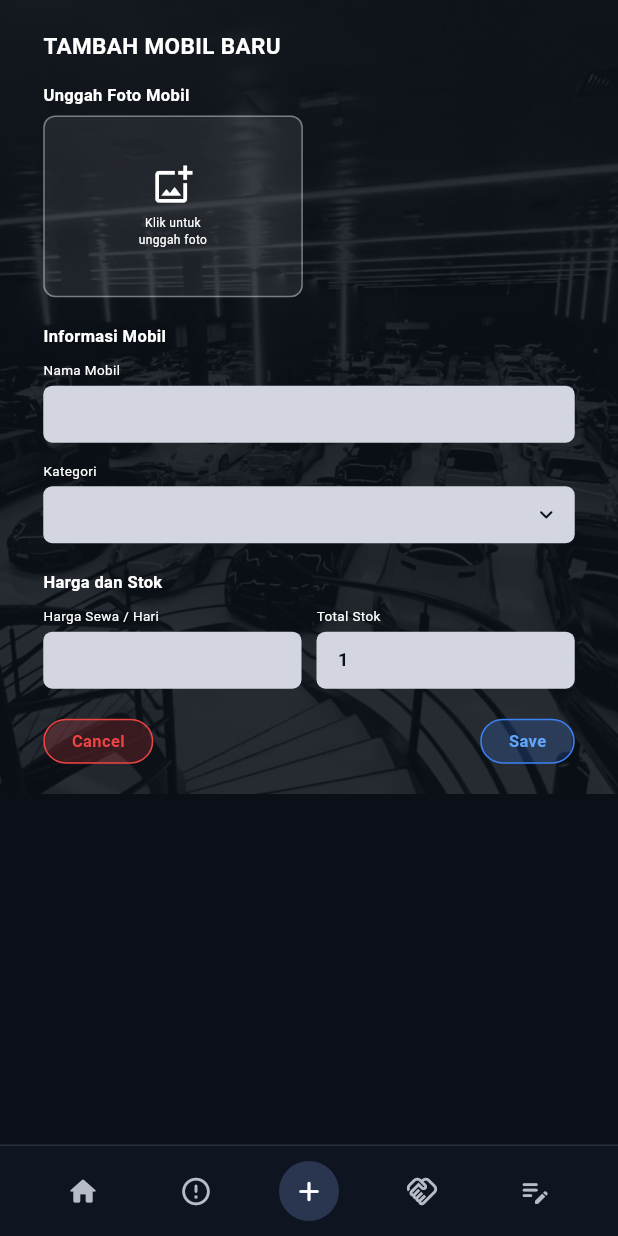
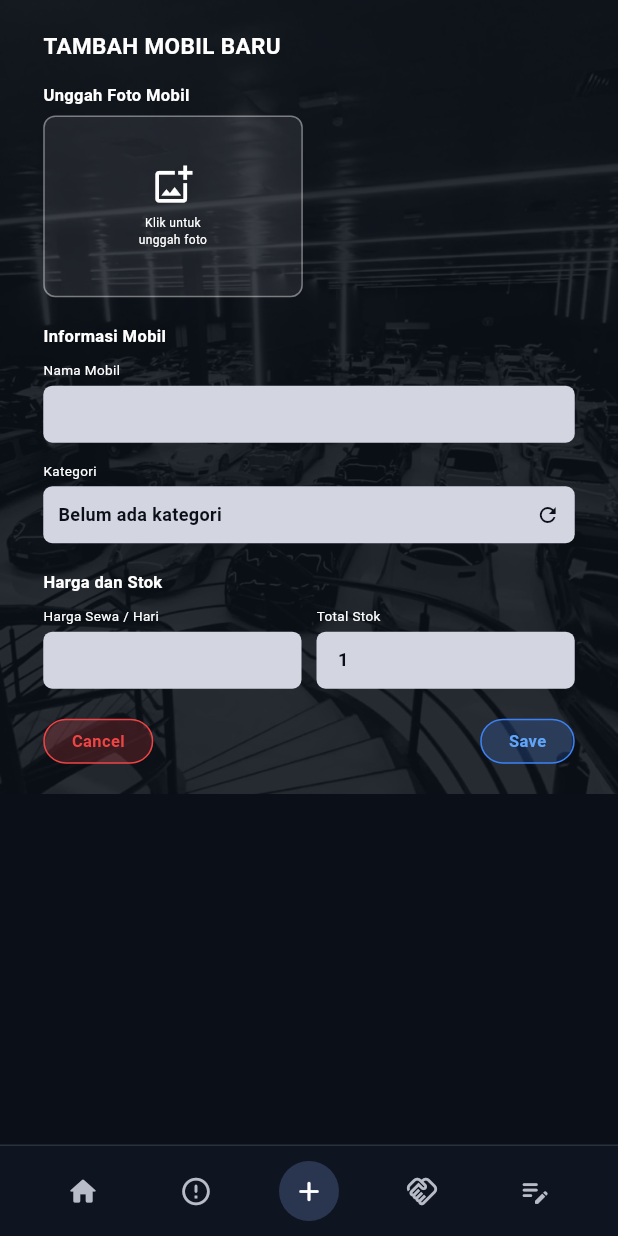
Before and after one commit to alvira41/RENTRA, a Flutter app: the CarFormView screen opened by its route, on a phone screen of 412 x 824 dp. Run offline on Flutter 3.47's test engine with Material 3 defaults, Android fonts, the phone set to English and light mode, and no system bars; our stand-ins replace image_picker, supabase_flutter; accounts and stored records are empty; Roboto replaces fonts that are missing (Montserrat).

Commit message:
perbaiki dropdown kategori dan input nominal denda di form admin/mitra

```diff
--- a/lib/views/admin/car_form_view.dart
+++ b/lib/views/admin/car_form_view.dart
@@ -38,6 +38,13 @@ class _CarFormViewState extends State<CarFormView> {
     _muat();
   }
 
+  String? _categoryIdOf(dynamic value) {
+    if (value == null) return null;
+    if (value is num) return value.toInt().toString();
+    final text = value.toString().trim();
+    return text.isEmpty ? null : text;
+  }
+
   Future<void> _muat() async {
     await _katalog.loadCategories();
     if (widget.isEdit && widget.idMobil != null) {
@@ -46,7 +53,14 @@ class _CarFormViewState extends State<CarFormView> {
       _namaController.text = mobil['nama_mobil']?.toString() ?? '';
       _priceController.text = (mobil['price'] as num?)?.toString() ?? '';
       _stokController.text = (mobil['total_stock'] as num?)?.toString() ?? '1';
-      _idKategori = (mobil['id_category'] as num?)?.toInt().toString();
+      _idKategori = _categoryIdOf(mobil['id_category']);
+    }
+    final ids = _katalog.categories
+        .map(_categoryIdOf)
+        .whereType<String>()
+        .toList();
+    if (_idKategori != null && !ids.contains(_idKategori)) {
+      _idKategori = null;
     }
     if (mounted) setState(() {});
   }
@@ -126,6 +140,9 @@ class _CarFormViewState extends State<CarFormView> {
     final width = MediaQuery.of(context).size.width;
     final sidePadding = width * 0.07;
     final uploadWidth = width * 0.42;
+    final kategoriRows = _katalog.categories
+        .where((k) => _categoryIdOf(k['id_category']) != null)
+        .toList();
 
     return Scaffold(
       backgroundColor: AppColors.background,
@@ -208,15 +225,16 @@ class _CarFormViewState extends State<CarFormView> {
                     child: _DropdownBox(
                       value: _idKategori,
                       items: [
-                        for (final k in _katalog.categories)
-                          (k['id_category'] as num).toInt().toString(),
+                        for (final k in kategoriRows)
+                          _categoryIdOf(k['id_category'])!,
                       ],
                       labels: {
-                        for (final k in _katalog.categories)
-                          (k['id_category'] as num).toInt().toString():
+                        for (final k in kategoriRows)
+                          _categoryIdOf(k['id_category'])!:
                               k['nama']?.toString() ?? '-',
                       },
                       onChanged: (v) => setState(() => _idKategori = v),
+                      onRefresh: _muat,
                     ),
                   ),
                   const SizedBox(height: 18),
@@ -391,26 +409,69 @@ class _DropdownBox extends StatelessWidget {
     required this.items,
     required this.onChanged,
     this.labels,
+    this.onRefresh,
   });
 
   final String? value;
   final List<String> items;
   final Map<String, String>? labels;
   final ValueChanged<String?> onChanged;
+  final Future<void> Function()? onRefresh;
 
   @override
   Widget build(BuildContext context) {
+    final decoration = BoxDecoration(
+      color: const Color(0xFFD3D6E0),
+      borderRadius: BorderRadius.circular(6),
+    );
+
+    if (items.isEmpty) {
+      return Container(
+        height: 38,
+        padding: const EdgeInsets.symmetric(horizontal: 10),
+        decoration: decoration,
+        child: Row(
+          children: [
+            const Expanded(
+              child: Text(
+                'Belum ada kategori',
+                style: TextStyle(
+                  color: AppColors.buttonText,
+                  fontSize: 12,
+                  fontWeight: FontWeight.w600,
+                ),
+              ),
+            ),
+            if (onRefresh != null)
+              InkWell(
+                onTap: () => onRefresh!(),
+                child: const Icon(
+                  Icons.refresh,
+                  color: AppColors.buttonText,
+                  size: 16,
+                ),
+              ),
+          ],
+        ),
+      );
+    }
+
     return Container(
       height: 38,
       padding: const EdgeInsets.symmetric(horizontal: 10),
-      decoration: BoxDecoration(
-        color: const Color(0xFFD3D6E0),
-        borderRadius: BorderRadius.circular(6),
-      ),
+      decoration: decoration,
       child: DropdownButtonHideUnderline(
         child: DropdownButton<String>(
           value: value,
           isExpanded: true,
+          hint: const Text(
+            'Pilih kategori',
+            style: TextStyle(
+              color: AppColors.buttonText,
+              fontSize: 12,
+              fontWeight: FontWeight.w600,
+            ),
+          ),
           dropdownColor: const Color(0xFFD3D6E0),
           icon: const Icon(
             Icons.keyboard_arrow_down_rounded,
```
Also changed, not shown: lib/views/mitra/mitra_car_form_view.dart (+78 -40 lines), lib/views/widgets/add_options_dialog.dart (+18 -3 lines).
